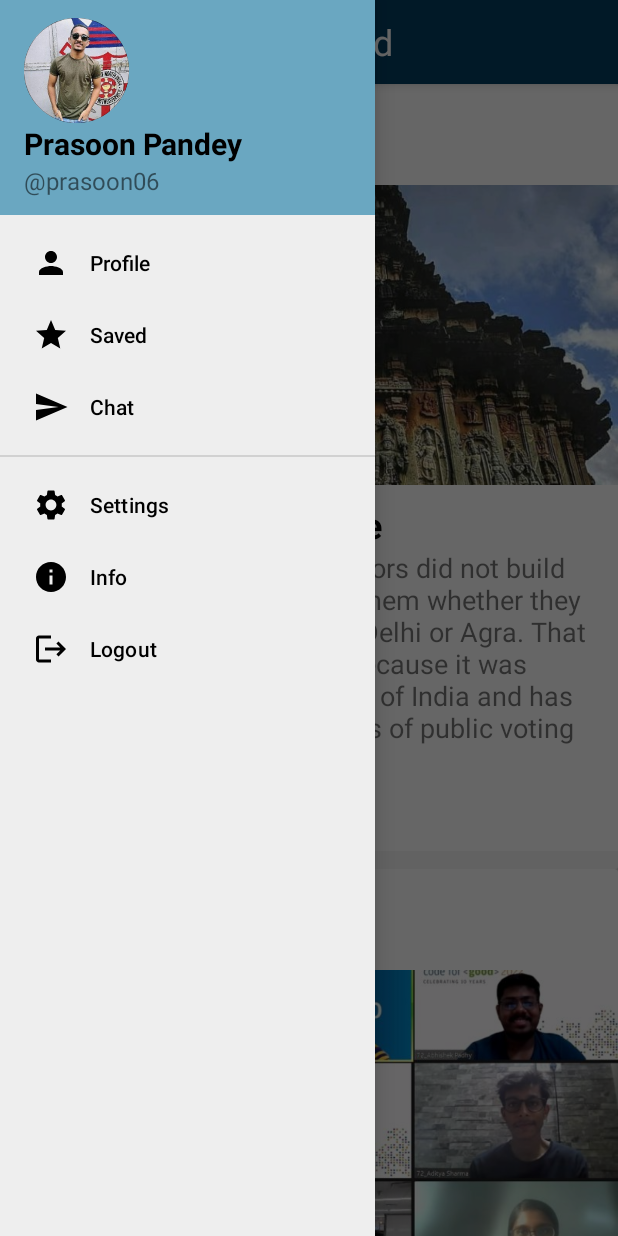
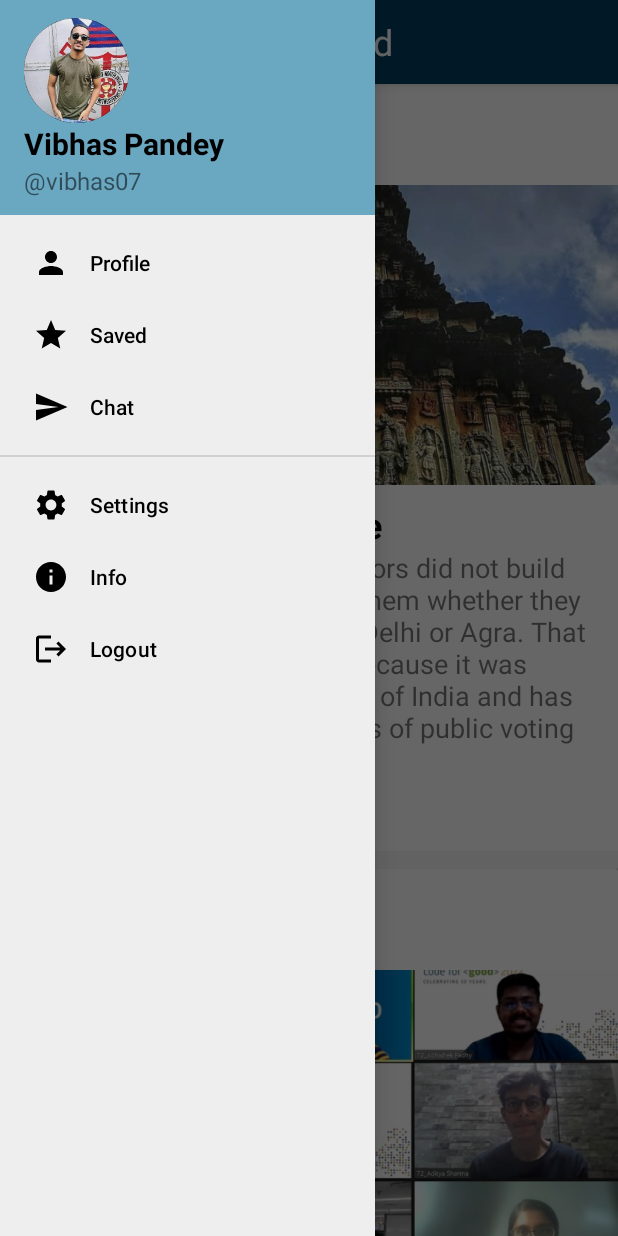
Before and after one commit to VibhasPandey/MockFeed, an Android app: the MainActivity screen opened directly, with no data from a screen before it, with the side drawer open, on a phone screen of 412 x 824 dp. Run offline under Robolectric (Android 15) with nearby library versions, the phone set to English and light mode, and no system bars.

Commit message:
Third Commit: added relevant string value change

```diff
--- a/app/src/main/res/values/strings.xml
+++ b/app/src/main/res/values/strings.xml
@@ -34,8 +34,8 @@
     <string name="nav_stop">Close</string>
 
     <string name="nav_header_pic">Navigation Drawer Header Picture</string>
-    <string name="curr_user_name">Prasoon Pandey</string>
-    <string name="curr_user_id">\@prasoon06</string>
+    <string name="curr_user_name">Vibhas Pandey</string>
+    <string name="curr_user_id">\@vibhas07</string>
 
     <string name="postContdIndicator">…</string>
 
```
